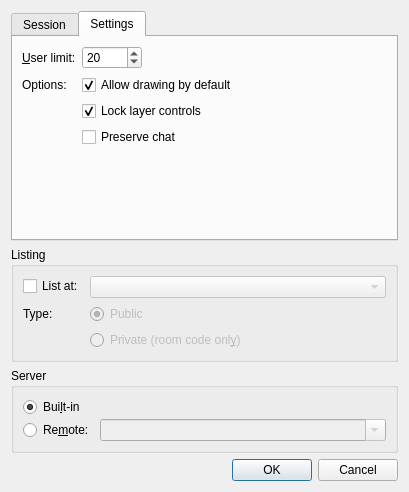
Old version of the form src/desktop/ui/hostdialog.ui in the repository drawpile/Drawpile.
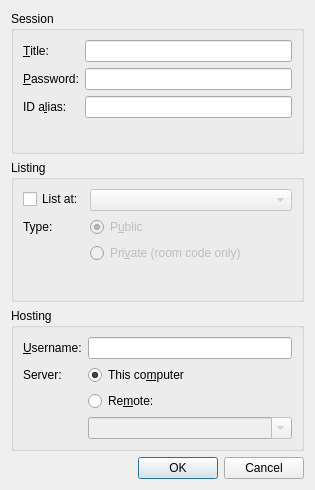
New version of the form. The open tabs and pages were chosen to show the change.

Commit message:
Implement tiered access controls
Replace simple feature locks with more comprehensive
access controls based on user tiers.

Remove SessionACL message and replace it with FeatureAccessLevels
message. Move general canvas lock setting to LayerACL message.

Remove "lock by default" feature, as there is no longer a good place for it.
The new Trusted user level should do a better job anyway.
TODO: add user tiered based layer locks.

Remove "settings" tab from the Host dialog. Not really needed anymore,
since all settings are now fully adjustable while the session is live.

Patch:
```diff
--- a/src/desktop/ui/hostdialog.ui
+++ b/src/desktop/ui/hostdialog.ui
@@ -9,8 +9,8 @@
    <rect>
     <x>0</x>
     <y>0</y>
-    <width>409</width>
-    <height>492</height>
+    <width>315</width>
+    <height>490</height>
    </rect>
   </property>
   <property name="windowTitle">
@@ -18,18 +18,11 @@
   </property>
   <layout class="QVBoxLayout" name="verticalLayout">
    <item>
-    <widget class="QTabWidget" name="tabWidget">
-     <property name="currentIndex">
-      <number>0</number>
+    <widget class="QGroupBox" name="groupBox_3">
+     <property name="title">
+      <string>Session </string>
      </property>
-     <widget class="QWidget" name="tab">
-      <attribute name="title">
-       <string>Session</string>
-      </attribute>
-      <layout class="QFormLayout" name="formLayout_3">
-       <property name="fieldGrowthPolicy">
-        <enum>QFormLayout::ExpandingFieldsGrow</enum>
-       </property>
+     <layout class="QFormLayout" name="formLayout_2">
        <item row="0" column="0">
         <widget class="QLabel" name="label">
          <property name="text">
@@ -48,32 +41,6 @@
         </widget>
        </item>
        <item row="1" column="0">
-        <widget class="QLabel" name="label_2">
-         <property name="text">
-          <string>&amp;Username:</string>
-         </property>
-         <property name="buddy">
-          <cstring>username</cstring>
-         </property>
-        </widget>
-       </item>
-       <item row="1" column="1">
-        <widget class="QLineEdit" name="username">
-         <property name="sizePolicy">
-          <sizepolicy hsizetype="Preferred" vsizetype="Fixed">
-           <horstretch>0</horstretch>
-           <verstretch>0</verstretch>
-          </sizepolicy>
-         </property>
-         <property name="maxLength">
-          <number>22</number>
-         </property>
-         <property name="mandatoryfield" stdset="0">
-          <bool>true</bool>
-         </property>
-        </widget>
-       </item>
-       <item row="2" column="0">
         <widget class="QLabel" name="label_3">
          <property name="text">
           <string>&amp;Password:</string>
@@ -83,7 +50,7 @@
          </property>
         </widget>
        </item>
-       <item row="2" column="1">
+      <item row="1" column="1">
         <widget class="QLineEdit" name="sessionpassword">
          <property name="sizePolicy">
           <sizepolicy hsizetype="Preferred" vsizetype="Fixed">
@@ -99,7 +66,7 @@
          </property>
         </widget>
        </item>
-       <item row="3" column="0">
+      <item row="2" column="0">
         <widget class="QLabel" name="label_6">
          <property name="text">
           <string>ID a&amp;lias:</string>
@@ -109,7 +76,7 @@
          </property>
         </widget>
        </item>
-       <item row="3" column="1">
+      <item row="2" column="1">
         <widget class="QLineEdit" name="idAlias">
          <property name="sizePolicy">
           <sizepolicy hsizetype="Preferred" vsizetype="Fixed">
@@ -124,80 +91,6 @@
        </item>
       </layout>
      </widget>
-     <widget class="QWidget" name="tab_2">
-      <attribute name="title">
-       <string>Settings</string>
-      </attribute>
-      <layout class="QFormLayout" name="formLayout_2">
-       <property name="fieldGrowthPolicy">
-        <enum>QFormLayout::FieldsStayAtSizeHint</enum>
-       </property>
-       <item row="1" column="0">
-        <widget class="QLabel" name="label_11">
-         <property name="text">
-          <string>&amp;User limit:</string>
-         </property>
-         <property name="buddy">
-          <cstring>userlimit</cstring>
-         </property>
-        </widget>
-       </item>
-       <item row="1" column="1">
-        <widget class="QSpinBox" name="userlimit">
-         <property name="minimumSize">
-          <size>
-           <width>60</width>
-           <height>0</height>
-          </size>
-         </property>
-         <property name="minimum">
-          <number>2</number>
-         </property>
-         <property name="maximum">
-          <number>255</number>
-         </property>
-         <property name="value">
-          <number>20</number>
-         </property>
-        </widget>
-       </item>
-       <item row="3" column="0">
-        <widget class="QLabel" name="label_8">
-         <property name="text">
-          <string>Options:</string>
-         </property>
-        </widget>
-       </item>
-       <item row="3" column="1">
-        <widget class="QCheckBox" name="allowdrawing">
-         <property name="text">
-          <string>Allow drawing by default</string>
-         </property>
-         <property name="checked">
-          <bool>true</bool>
-         </property>
-        </widget>
-       </item>
-       <item row="4" column="1">
-        <widget class="QCheckBox" name="layerctrllock">
-         <property name="text">
-          <string>Lock layer controls</string>
-         </property>
-         <property name="checked">
-          <bool>true</bool>
-         </property>
-        </widget>
-       </item>
-       <item row="5" column="1">
-        <widget class="QCheckBox" name="preservechat">
-         <property name="text">
-          <string>Preserve chat</string>
-         </property>
-        </widget>
-       </item>
-      </layout>
-     </widget>
-    </widget>
    </item>
    <item>
     <widget class="QGroupBox" name="groupBox_2">
@@ -241,7 +134,7 @@
          <bool>false</bool>
         </property>
         <property name="text">
-         <string>Public</string>
+         <string>P&amp;ublic</string>
         </property>
         <property name="checked">
          <bool>true</bool>
@@ -254,7 +147,7 @@
          <bool>false</bool>
         </property>
         <property name="text">
-         <string>Private (room code onl&amp;y)</string>
+         <string>Pri&amp;vate (room code only)</string>
         </property>
        </widget>
       </item>
@@ -264,30 +157,34 @@
    <item>
     <widget class="QGroupBox" name="groupBox">
      <property name="title">
-      <string>Server</string>
+      <string>Hosting</string>
      </property>
-     <layout class="QGridLayout" name="gridLayout">
-      <property name="verticalSpacing">
-       <number>2</number>
-      </property>
-      <item row="0" column="0">
+     <layout class="QFormLayout" name="formLayout_3">
+      <item row="2" column="0">
+       <widget class="QLabel" name="label_5">
+        <property name="text">
+         <string>Server:</string>
+        </property>
+       </widget>
+      </item>
+      <item row="2" column="1">
        <widget class="QRadioButton" name="uselocal">
         <property name="text">
-         <string>Bui&amp;lt-in</string>
+         <string>This co&amp;mputer</string>
         </property>
         <property name="checked">
          <bool>true</bool>
         </property>
        </widget>
       </item>
-      <item row="1" column="0">
+      <item row="4" column="1">
        <widget class="QRadioButton" name="useremote">
         <property name="text">
          <string>Re&amp;mote:</string>
         </property>
        </widget>
       </item>
-      <item row="1" column="1">
+      <item row="6" column="1">
        <widget class="QComboBox" name="remotehost">
         <property name="enabled">
          <bool>false</bool>
@@ -315,6 +212,32 @@
         </property>
        </widget>
       </item>
+      <item row="0" column="1">
+       <widget class="QLineEdit" name="username">
+        <property name="sizePolicy">
+         <sizepolicy hsizetype="Preferred" vsizetype="Fixed">
+          <horstretch>0</horstretch>
+          <verstretch>0</verstretch>
+         </sizepolicy>
+        </property>
+        <property name="maxLength">
+         <number>22</number>
+        </property>
+        <property name="mandatoryfield" stdset="0">
+         <bool>true</bool>
+        </property>
+       </widget>
+      </item>
+      <item row="0" column="0">
+       <widget class="QLabel" name="label_2">
+        <property name="text">
+         <string>&amp;Username:</string>
+        </property>
+        <property name="buddy">
+         <cstring>username</cstring>
+        </property>
+       </widget>
+      </item>
      </layout>
     </widget>
    </item>
```
Left out of the diff: 6 changed lines with no effect on the pictures. Lines whose indentation alone changed are shown as unchanged. The commit also changes 29 other files.
